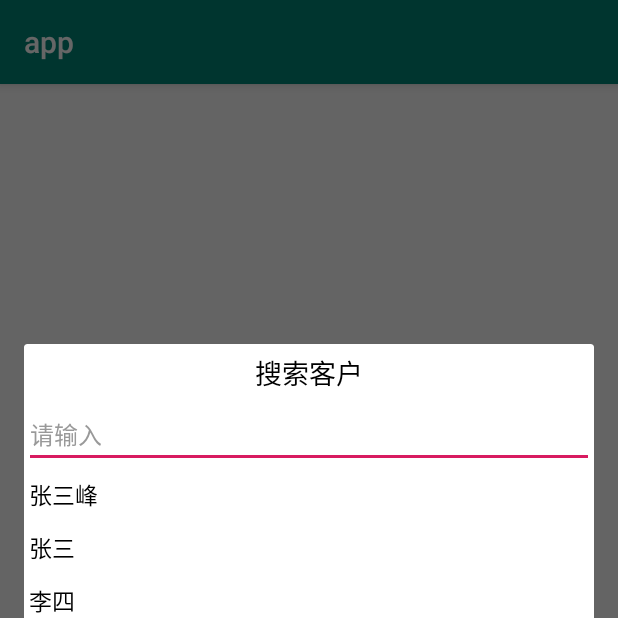
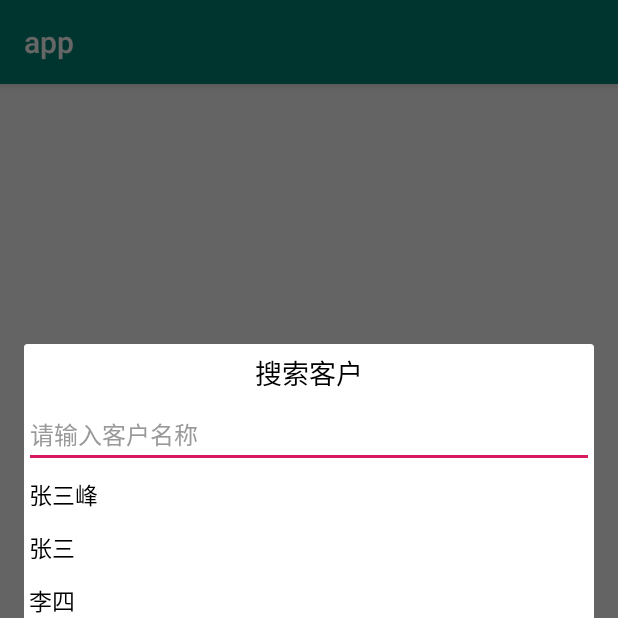
Before and after one commit to redoforient/MyDemo, an Android app: the screen it shows after launch (MainActivity), after a tap on "点击设置客户信息", on a phone screen of 412 x 824 dp, the top half of it. Run offline under Robolectric (Android 15) with nearby library versions, the phone set to English and light mode, and no system bars.

Commit message:
客户名称

```diff
--- a/app/src/main/res/layout/customer_search_view.xml
+++ b/app/src/main/res/layout/customer_search_view.xml
@@ -20,7 +20,7 @@
         android:layout_height="wrap_content"
         android:layout_gravity="center_vertical"
         android:gravity="center_vertical"
-        android:hint="请输入"
+        android:hint="请输入客户名称"
         android:singleLine="true"
         android:textColor="#333333"
         android:textColorHint="#999999"
```
